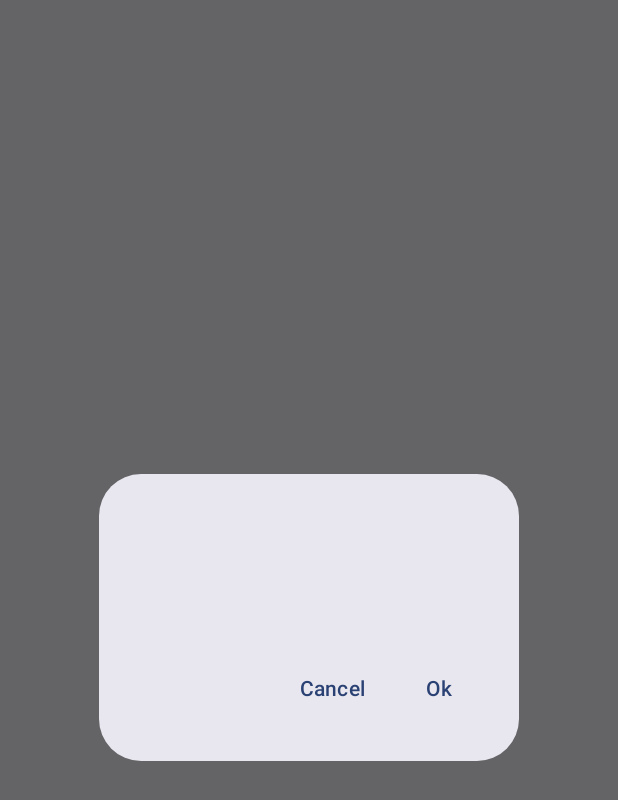
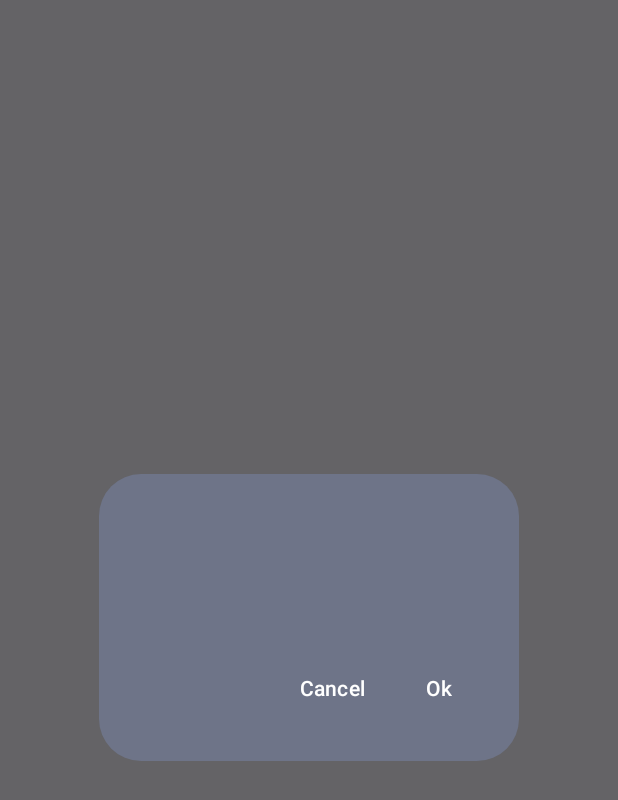
Before and after one commit to carlos-sarria/RoutineAlarm, an Android app built with Jetpack Compose: the composable ConfirmationDialog shown on its own in the app's theme, on a phone screen of 412 x 824 dp. Shown: the top 800 px of the screen. Run offline under Robolectric (Android 15) with nearby library versions, the phone set to English and light mode, and no system bars; 5 statements that could not run were skipped.

Commit message:
Fixed Alarm system setup

```diff
--- a/app/build.gradle.kts
+++ b/app/build.gradle.kts
@@ -67,17 +67,12 @@ dependencies {
     androidTestImplementation(libs.androidx.ui.test.junit4)
     debugImplementation(libs.androidx.ui.tooling)
     debugImplementation(libs.androidx.ui.test.manifest)
-
     implementation(libs.androidx.lifecycle.viewmodel.ktx)
     implementation(libs.androidx.lifecycle.viewmodel.compose)
-
     implementation(libs.androidx.navigation.fragment.ktx)
     implementation(libs.androidx.navigation.ui.ktx)
-
     implementation(libs.androidx.navigation.compose)
-
     api(libs.androidx.navigation.fragment.ktx)
 
-   // implementation (libs.numberpicker)
 
 }
--- a/app/src/main/java/com/routinealarm/AlarmItem.kt
+++ b/app/src/main/java/com/routinealarm/AlarmItem.kt
@@ -27,8 +27,8 @@ import androidx.compose.ui.graphics.ColorFilter
 import androidx.compose.ui.unit.dp
 
 @Composable
-fun textColor(enabled : Boolean) : Color {
-    return if (enabled) MaterialTheme.colorScheme.onSecondary
+fun textColor(enabled : Boolean, color : Color = MaterialTheme.colorScheme.onSecondary) : Color {
+    return if (enabled) color
     else MaterialTheme.colorScheme.inversePrimary
 }
 
@@ -103,7 +103,7 @@ fun AlarmItem (
                         modifier = modifier.padding(horizontal = 5.dp),
                         text = if (alarm.timeInterval.toInt() > 0) "%s every %s min".format(
                             alarm.timeStart,
-                            alarm.timeInterval
+                            alarm.timeInterval.replaceFirst (regex = Regex("^0+"), "")
                         )
                         else "%s no repeat".format(alarm.timeStart),
                         style = MaterialTheme.typography.bodySmall,
--- a/app/src/main/java/com/routinealarm/helpers/ComboDialog.kt
+++ b/app/src/main/java/com/routinealarm/helpers/ComboDialog.kt
@@ -37,7 +37,7 @@ fun ComboDialog(
         {
             list.forEach { item ->
                 DropdownMenuItem(
-                    text = { Text(text = item) },
+                    text = { Text(color=MaterialTheme.colorScheme.onTertiary, text = item) },
                     onClick = {
                         selectedText = item
                         onConfirm(selectedText)
--- a/app/src/main/java/com/routinealarm/helpers/ConfirmationDialog.kt
+++ b/app/src/main/java/com/routinealarm/helpers/ConfirmationDialog.kt
@@ -21,6 +21,7 @@ fun ConfirmationDialog(
     if (shouldDismiss) return
 
     AlertDialog(
+        containerColor = MaterialTheme.colorScheme.secondaryContainer,
         title = { Text(text = label) },
         text = { Text(style = MaterialTheme.typography.bodyLarge, text = text) },
         onDismissRequest = {shouldDismiss = true},
@@ -28,14 +29,14 @@ fun ConfirmationDialog(
             TextButton(
                 onClick = onConfirm
             ) {
-                Text("Ok")
+                Text(color = MaterialTheme.colorScheme.onTertiary,text = "Ok")
             }
         },
         dismissButton = {
             TextButton(
                 onClick = onDismiss
             ) {
-                Text("Cancel")
+                Text(color = MaterialTheme.colorScheme.onTertiary,text = "Cancel")
             }
         }
     )
--- a/app/src/main/java/com/routinealarm/helpers/DialogWrapper.kt
+++ b/app/src/main/java/com/routinealarm/helpers/DialogWrapper.kt
@@ -16,18 +16,18 @@ fun DialogWrapper(
     content: @Composable () -> Unit
 ) {
     AlertDialog(
+        containerColor = MaterialTheme.colorScheme.secondaryContainer,
         modifier = modifier,
         onDismissRequest = onDismiss,
-        containerColor = MaterialTheme.colorScheme.secondaryContainer,
         dismissButton = {
             TextButton(onClick = { onDismiss() }) {
-                Text(color = MaterialTheme.colorScheme.onSurface,
+                Text(color = MaterialTheme.colorScheme.onTertiary,
                     text = "Dismiss")
             }
         },
         confirmButton = {
             TextButton(onClick = { onConfirm() }) {
-                Text(color = MaterialTheme.colorScheme.onSurface,
+                Text(color = MaterialTheme.colorScheme.onTertiary,
                     text = "OK")
             }
         },
--- a/app/src/main/java/com/routinealarm/helpers/EditBox.kt
+++ b/app/src/main/java/com/routinealarm/helpers/EditBox.kt
@@ -65,7 +65,7 @@ fun EditBox(
                     .background(MaterialTheme.colorScheme.tertiaryContainer)
                     .padding(horizontal = 5.dp),
                 text = text,
-                color = textColor(enabled),
+                color = textColor(enabled, MaterialTheme.colorScheme.onTertiary),
                 style = MaterialTheme.typography.bodyLarge
             )
         }
@@ -79,7 +79,7 @@ fun EditBox(
             )
         }
         if (type == EditType.NUMERIC) {
-            NumberDialog(label, text, numRows,
+            NumberDialog(text, numRows,
                 { openDialog = false; onDismiss() },
                 { openDialog = false; text = it; onConfirm(text) }
             )
--- a/app/src/main/java/com/routinealarm/helpers/NumberDialog.kt
+++ b/app/src/main/java/com/routinealarm/helpers/NumberDialog.kt
@@ -6,7 +6,7 @@ import androidx.compose.foundation.layout.Column
 import androidx.compose.foundation.layout.Row
 import androidx.compose.foundation.layout.fillMaxWidth
 import androidx.compose.foundation.layout.width
-import androidx.compose.material3.MaterialTheme.colorScheme
+import androidx.compose.material3.MaterialTheme
 import androidx.compose.runtime.Composable
 import androidx.compose.runtime.getValue
 import androidx.compose.runtime.mutableStateOf
@@ -20,7 +20,6 @@ import androidx.compose.ui.viewinterop.AndroidView
 
 @Composable
 fun NumberDialog(
-    label : String = "",
     text : String = "0",
     numRows : Int = 3,
     onDismiss: () -> Unit,
@@ -71,7 +70,7 @@ fun SimpleNumberPicker(
     max: Int = 9,
     onValueChange: (Int) -> Unit
 ) {
-    val color = colorScheme.onBackground.toArgb()
+    val color = MaterialTheme.colorScheme.onTertiary.toArgb()
 
     AndroidView(
         modifier = Modifier.width(20.dp),
--- a/app/src/main/java/com/routinealarm/ui/theme/Theme.kt
+++ b/app/src/main/java/com/routinealarm/ui/theme/Theme.kt
@@ -16,6 +16,7 @@ private val DarkColorScheme = darkColorScheme(
     primary = Cyan8, // button background
     onPrimary = White, // button text
     onSecondary = White, // all text
+    onTertiary = Cyan3, // text variant
     primaryContainer = Grey8, // card and floating button background
     inversePrimary = Grey5, // disabled Text
     secondaryContainer = Grey7, // options background
@@ -29,12 +30,13 @@ private val LightColorScheme = lightColorScheme(
     primary = Magenta5, // button background
     onPrimary = White, // button text
     onSecondary = Black, // all text
+    onTertiary = Magenta5, // text variant
     primaryContainer = Grey1, // card and floating button background
     inversePrimary = Grey3, // disabled Text
     secondaryContainer = Grey0, // options background
-    tertiaryContainer = Grey1, // edit box background
+    tertiaryContainer = Grey2, // edit box background
     onSurface = Black, // topBar and card and all text
-    inverseOnSurface = Black, // Floating button and dialog text
+    inverseOnSurface = Magenta5, // Floating button and dialog text
     outlineVariant = Black, // Edit text
 )
 
```
Also changed, not shown: app/src/main/java/com/routinealarm/AlarmList.kt (+15 -2 lines), app/src/main/java/com/routinealarm/AlarmManager.kt (+4 -3 lines).
